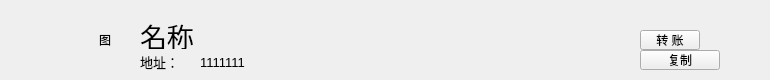
Above: contact/ContactInfoTitleWidget.ui from HcashOrg/hx-indicator before the change. Below: the same form after it.
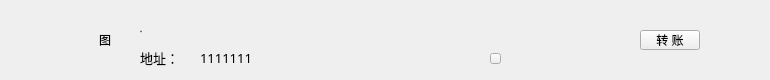
That is the form after the change.

Commit message: modify font to 微软雅黑

What changed in the file:
```diff
--- a/contact/ContactInfoTitleWidget.ui
+++ b/contact/ContactInfoTitleWidget.ui
@@ -12,7 +12,7 @@
   </property>
   <property name="font">
    <font>
-    <family>Microsoft JhengHei UI</family>
+    <family>微软雅黑</family>
    </font>
   </property>
   <property name="windowTitle">
@@ -38,13 +38,14 @@
    <property name="geometry">
     <rect>
      <x>140</x>
-     <y>52</y>
+     <y>48</y>
      <width>60</width>
-     <height>19</height>
+     <height>20</height>
     </rect>
    </property>
    <property name="font">
     <font>
+     <family>微软雅黑</family>
      <pointsize>10</pointsize>
     </font>
    </property>
@@ -56,13 +57,14 @@
    <property name="geometry">
     <rect>
      <x>200</x>
-     <y>54</y>
-     <width>331</width>
-     <height>16</height>
+     <y>48</y>
+     <width>280</width>
+     <height>20</height>
     </rect>
    </property>
    <property name="font">
     <font>
+     <family>微软雅黑</family>
      <pointsize>10</pointsize>
     </font>
    </property>
@@ -70,17 +72,17 @@
     <string>1111111</string>
    </property>
   </widget>
-  <widget class="QPushButton" name="pushButton_copy">
+  <widget class="QToolButton" name="copyBtn">
    <property name="geometry">
     <rect>
-     <x>640</x>
-     <y>50</y>
-     <width>80</width>
-     <height>20</height>
+     <x>490</x>
+     <y>53</y>
+     <width>11</width>
+     <height>11</height>
     </rect>
    </property>
    <property name="text">
-    <string>复制</string>
+    <string/>
    </property>
   </widget>
   <widget class="QPushButton" name="pushButton_transfer">
@@ -105,16 +107,23 @@
    <property name="geometry">
     <rect>
      <x>140</x>
-     <y>22</y>
+     <y>18</y>
      <width>311</width>
-     <height>27</height>
+     <height>26</height>
     </rect>
    </property>
    <property name="font">
     <font>
-     <pointsize>20</pointsize>
+     <family>微软雅黑</family>
+     <pointsize>-1</pointsize>
+     <weight>50</weight>
+     <italic>false</italic>
+     <bold>false</bold>
     </font>
    </property>
+   <property name="styleSheet">
+    <string notr="true">font: 20px &quot;微软雅黑&quot;;</string>
+   </property>
    <property name="text">
     <string>名称</string>
    </property>
```
Left out of the diff: 13 changed lines with no effect on the pictures. The commit also changes 84 other files.
